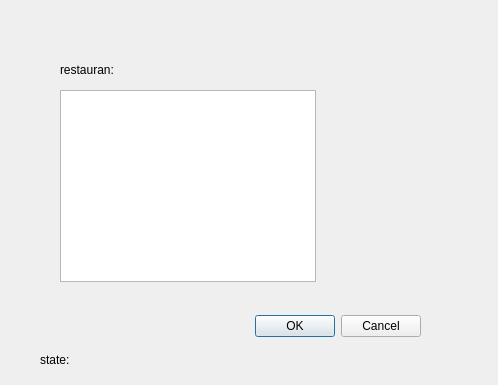
Burak-Yavas/qt-cpp-project, file detaildialog.ui: the form before one commit.
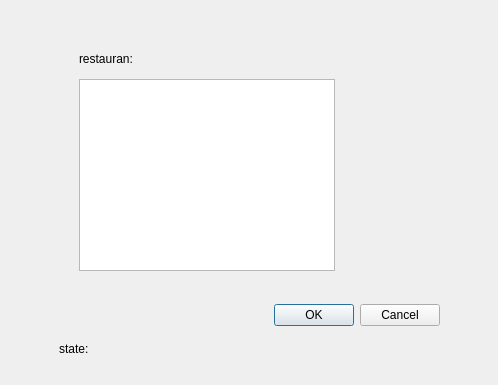
The form after the commit. Icons and pictures are not drawn.

The edit to the form file:
```diff
--- a/detaildialog.ui
+++ b/detaildialog.ui
@@ -13,57 +13,99 @@
   <property name="windowTitle">
    <string>Dialog</string>
   </property>
-  <widget class="QDialogButtonBox" name="buttonBox">
+  <widget class="QWidget" name="widget" native="true">
    <property name="geometry">
     <rect>
-     <x>80</x>
-     <y>310</y>
-     <width>341</width>
-     <height>32</height>
+     <x>9</x>
+     <y>9</y>
+     <width>481</width>
+     <height>371</height>
     </rect>
    </property>
-   <property name="orientation">
-    <enum>Qt::Horizontal</enum>
-   </property>
-   <property name="standardButtons">
-    <set>QDialogButtonBox::Cancel|QDialogButtonBox::Ok</set>
-   </property>
-  </widget>
-  <widget class="QLabel" name="label_restaurant">
-   <property name="geometry">
-    <rect>
-     <x>60</x>
-     <y>60</y>
-     <width>311</width>
-     <height>20</height>
-    </rect>
-   </property>
-   <property name="text">
-    <string>restauran:     </string>
-   </property>
-  </widget>
-  <widget class="QLabel" name="label_state">
-   <property name="geometry">
-    <rect>
-     <x>40</x>
-     <y>350</y>
-     <width>171</width>
-     <height>20</height>
-    </rect>
-   </property>
-   <property name="text">
-    <string>state: </string>
-   </property>
-  </widget>
-  <widget class="QListView" name="listView">
-   <property name="geometry">
-    <rect>
-     <x>60</x>
-     <y>90</y>
-     <width>256</width>
-     <height>192</height>
-    </rect>
-   </property>
+   <widget class="QLabel" name="label">
+    <property name="geometry">
+     <rect>
+      <x>-2</x>
+      <y>-5</y>
+      <width>481</width>
+      <height>381</height>
+     </rect>
+    </property>
+    <property name="maximumSize">
+     <size>
+      <width>16777215</width>
+      <height>16777215</height>
+     </size>
+    </property>
+    <property name="autoFillBackground">
+     <bool>false</bool>
+    </property>
+    <property name="styleSheet">
+     <string notr="true">border-image: url(:/resources/img/pexels-negative-space-34650.jpg);
+border -radius:20px;</string>
+    </property>
+    <property name="text">
+     <string/>
+    </property>
+   </widget>
+   <widget class="QListView" name="listView">
+    <property name="geometry">
+     <rect>
+      <x>70</x>
+      <y>70</y>
+      <width>256</width>
+      <height>192</height>
+     </rect>
+    </property>
+   </widget>
+   <widget class="QLabel" name="label_state">
+    <property name="geometry">
+     <rect>
+      <x>50</x>
+      <y>330</y>
+      <width>171</width>
+      <height>20</height>
+     </rect>
+    </property>
+    <property name="text">
+     <string>state: </string>
+    </property>
+   </widget>
+   <widget class="QLabel" name="label_restaurant">
+    <property name="geometry">
+     <rect>
+      <x>70</x>
+      <y>40</y>
+      <width>311</width>
+      <height>20</height>
+     </rect>
+    </property>
+    <property name="styleSheet">
+     <string notr="true">background-color: qlineargradient(spread:reflect, x1:0, y1:0, x2:1, y2:0, stop:1 rgba(0, 0, 0, 0));</string>
+    </property>
+    <property name="text">
+     <string>restauran:     </string>
+    </property>
+   </widget>
+   <widget class="QDialogButtonBox" name="buttonBox">
+    <property name="geometry">
+     <rect>
+      <x>90</x>
+      <y>290</y>
+      <width>341</width>
+      <height>32</height>
+     </rect>
+    </property>
+    <property name="styleSheet">
+     <string notr="true"/>
+    </property>
+    <property name="orientation">
+     <enum>Qt::Horizontal</enum>
+    </property>
+    <property name="standardButtons">
+     <set>QDialogButtonBox::Cancel|QDialogButtonBox::Ok</set>
+    </property>
+   </widget>
   </widget>
  </widget>
  <resources/>
```
Left out of the diff: 35 changed lines with no effect on the pictures.
